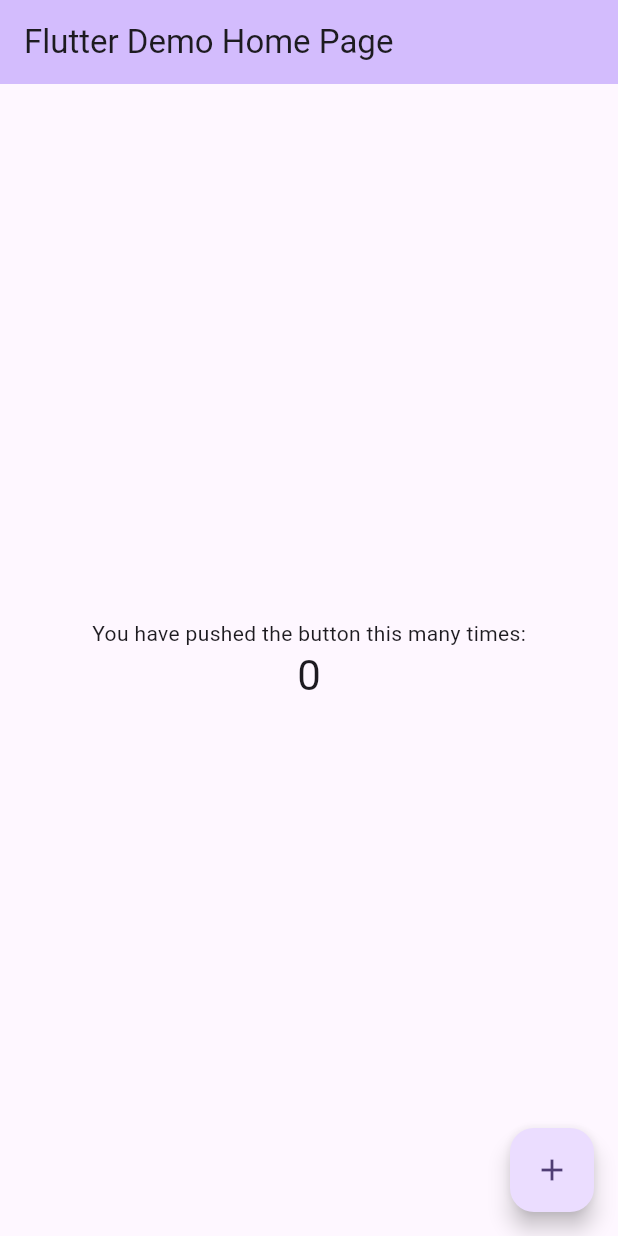
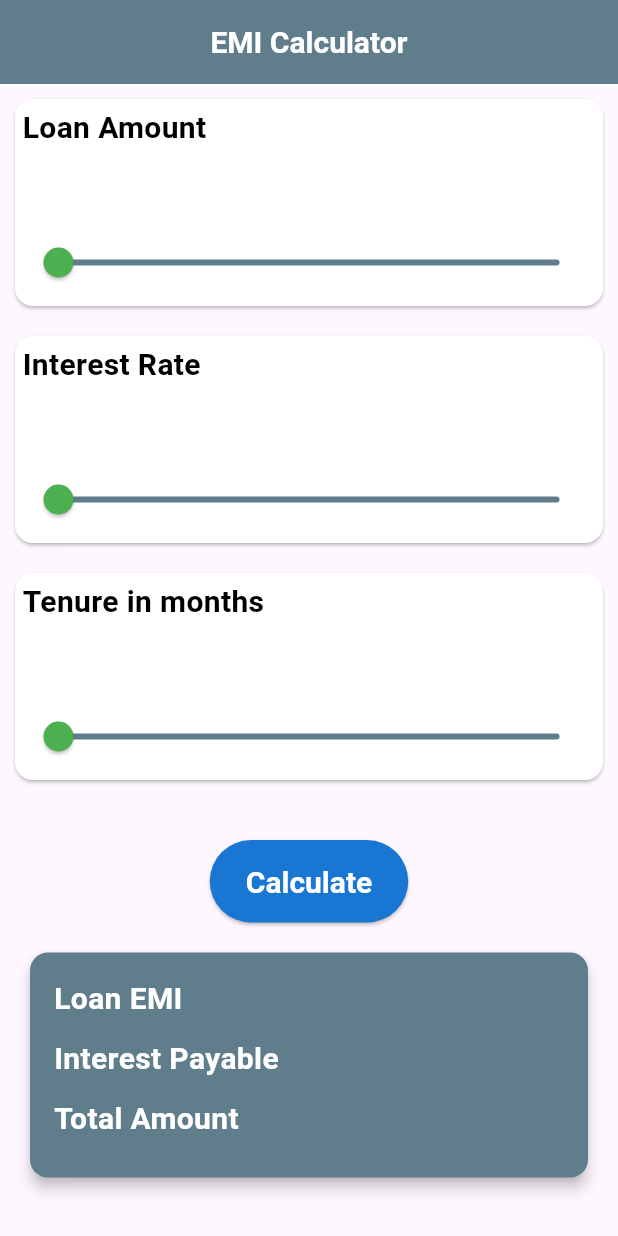
Before and after one commit to kmsrao/EMICalculator, a Flutter app: the screen it shows after launch, on a phone screen of 412 x 824 dp. Run offline on Flutter 3.47's test engine with Material 3 defaults, Android fonts, the phone set to English and light mode, and no system bars.

Commit message:
updates to clean

```diff
--- /dev/null
+++ b/lib/EMIUIControls/ColumnWidget.dart
@@ -0,0 +1,38 @@
+import 'package:flutter/material.dart';
+import 'TextfieldWidget.dart';
+import 'Slider.dart'; // Assuming the file name is EMISlider.dart
+
+class ColumnWidget extends StatelessWidget {
+  final String labelText;
+  final TextEditingController controller;
+  final int maxLength;
+  final double min;
+  final double max;
+
+  const ColumnWidget({
+    super.key,
+    required this.labelText,
+    required this.controller,
+    required this.maxLength,
+    required this.min,
+    required this.max,
+  });
+
+  @override
+  Widget build(BuildContext context) {
+    return Card(
+      margin: EdgeInsets.all(10),
+      color: Colors.white,
+      child: Padding(
+        padding: const EdgeInsets.all(5.0),
+        child: Column(
+          mainAxisAlignment: MainAxisAlignment.center,
+          children: [
+            TextfieldWidget(labelText: labelText, controller: controller , maxLength: maxLength),
+            Silder(controller: controller, min: min, max: max)
+          ],
+        ),
+      ),
+    );
+  }
+}
--- /dev/null
+++ b/lib/EMIUIControls/EMIScreen.dart
@@ -0,0 +1,15 @@
+import 'package:flutter/material.dart';
+import 'MainBar.dart';
+import 'EMIWidget.dart';
+
+class EMIScreen extends StatelessWidget {
+  const EMIScreen({super.key});
+
+  @override
+  Widget build(BuildContext context) {
+    return const Scaffold(
+      appBar: MainBar(),
+      body: EMIWidget(),
+    );
+  }
+}
--- /dev/null
+++ b/lib/EMIUIControls/EMIWidget.dart
@@ -0,0 +1,101 @@
+import 'dart:math';
+import 'package:flutter/material.dart';
+import 'ColumnWidget.dart';
+import 'ResultWidget.dart';
+
+class EMIWidget extends StatefulWidget {
+  const EMIWidget({super.key});
+
+  @override
+  EMIScreenState createState() => EMIScreenState();
+}
+
+class EMIScreenState extends State<EMIWidget> {
+  final loanAmountController = TextEditingController();
+  final interestRateController = TextEditingController();
+  final tenureController = TextEditingController();
+  final loanEMIController = TextEditingController();
+  final interestPayableController = TextEditingController();
+  final totalAmountController = TextEditingController();
+
+  @override
+  void dispose() {
+    loanAmountController.dispose();
+    interestRateController.dispose();
+    tenureController.dispose();
+    loanEMIController.dispose();
+    interestPayableController.dispose();
+    totalAmountController.dispose();
+    super.dispose();
+  }
+
+  @override
+  Widget build(BuildContext context) {
+    return SingleChildScrollView(
+      child: Column(
+        children: [
+          ColumnWidget(labelText: 'Loan Amount', controller: loanAmountController,min:0,max:5000000, maxLength:6 ,),
+          ColumnWidget(labelText: 'Interest Rate', controller: interestRateController,min:0,max:30, maxLength:2 ,),
+          ColumnWidget(labelText: 'Tenure in months', controller: tenureController,min:0,max:240, maxLength:3, ),
+          const SizedBox(height: 30),
+          ElevatedButton(
+            onPressed: _calculateEMI,
+            style: ElevatedButton.styleFrom(
+              foregroundColor: Colors.white, backgroundColor: Colors.blue[700], // Text color
+              padding: const EdgeInsets.symmetric(vertical: 16.0, horizontal: 24.0),
+              textStyle: const TextStyle(fontSize: 20, fontWeight: FontWeight.bold),
+            ),
+            child: const Text(
+              'Calculate',
+              style: TextStyle(color: Colors.white), // Text color
+            ),
+          ),
+          Card(
+            elevation: 4,
+            margin: const EdgeInsets.all(20),
+            color: Colors.blueGrey,
+            child: SizedBox(
+              height: 150, // Fixed height for the Card
+              child: SingleChildScrollView( // Wrap the Column with SingleChildScrollView
+                child: Padding(
+                  padding: const EdgeInsets.all(16.0),
+                  child: Column(
+                    crossAxisAlignment: CrossAxisAlignment.start,
+                    children: [
+                      ResultWidget(label: 'Loan EMI', value: loanEMIController.text),
+                      const SizedBox(height: 10),
+                      ResultWidget(label: 'Interest Payable', value: interestPayableController.text),
+                      const SizedBox(height: 10),
+                      ResultWidget(label: 'Total Amount', value: totalAmountController.text),
+                    ],
+                  ),
+                ),
+              ),
+            ),
+          ),
+        ],
+      ),
+    );
+  }
+
+
+  void _calculateEMI() {
+    final double loanAmount = double.tryParse(loanAmountController.text) ?? 0.0;
+    final double interestRate = double.tryParse(interestRateController.text) ?? 0.0;
+    final double tenure = double.tryParse(tenureController.text) ?? 0.0;
+
+    if (loanAmount > 0 && interestRate > 0 && tenure > 0) {
+      final double monthlyInterestRate = interestRate / 12 / 100;
+      final int totalMonths = (tenure * 12).toInt();
+      final double emi = (loanAmount * monthlyInterestRate * pow(1 + monthlyInterestRate, totalMonths)) /
+          (pow(1 + monthlyInterestRate, totalMonths) - 1);
+      final double totalInterestPayable = emi * totalMonths - loanAmount;
+      final double totalAmount = loanAmount + totalInterestPayable;
+      setState(() {
+        loanEMIController.text = emi.toStringAsFixed(0);
+        interestPayableController.text = totalInterestPayable.toStringAsFixed(0);
+        totalAmountController.text = totalAmount.toStringAsFixed(0);
+      });
+    }
+  }
+}
--- /dev/null
+++ b/lib/EMIUIControls/MainBar.dart
@@ -0,0 +1,22 @@
+import 'package:flutter/material.dart';
+
+class MainBar extends StatelessWidget implements PreferredSizeWidget {
+  const MainBar({super.key});
+
+  @override
+  Widget build(BuildContext context) {
+    return AppBar(
+      title: const Text(
+        'EMI Calculator',
+        style: TextStyle(color: Colors.white, fontSize: 20, fontWeight: FontWeight.bold),
+      ),
+      backgroundColor: Colors.blueGrey,
+      actions: [],
+      centerTitle: true
+
+    );
+  }
+
+  @override
+  Size get preferredSize => const Size.fromHeight(kToolbarHeight);
+}
--- /dev/null
+++ b/lib/EMIUIControls/ResultWidget.dart
@@ -0,0 +1,25 @@
+import 'package:flutter/material.dart';
+
+
+class ResultWidget extends StatelessWidget {
+  final String label;
+  final String value;
+
+  const ResultWidget({super.key, required this.label, required this.value,});
+  @override
+  Widget build(BuildContext context) {
+    return Row(
+      mainAxisAlignment: MainAxisAlignment.spaceBetween,
+      children: [
+        Text(
+          label,
+          style: const TextStyle(fontSize: 20, fontWeight: FontWeight.bold,color: Colors.white),
+        ),
+        Text(
+          value,
+          style: const TextStyle(fontSize: 21,color: Colors.white),
+        ),
+      ],
+    );
+  }
+  }
--- /dev/null
+++ b/lib/EMIUIControls/Slider.dart
@@ -0,0 +1,44 @@
+import 'package:flutter/material.dart';
+
+class Silder extends StatefulWidget {
+  final TextEditingController controller;
+  final double min;
+  final double max;
+
+  const Silder({
+    Key? key,
+    required this.controller,
+    required this.min,
+    required this.max,
+  }) : super(key: key);
+
+  @override
+  SilderState createState() => SilderState();
+}
+
+class SilderState extends State<Silder> {
+  double homeLoanAmount = 0;
+
+  @override
+  Widget build(BuildContext context) {
+    return Column(
+      crossAxisAlignment: CrossAxisAlignment.start,
+      children: [
+        Slider(
+          value: homeLoanAmount,
+          min: widget.min,
+          max: widget.max,
+          onChanged: (newValue) {
+            setState(() {
+              homeLoanAmount = newValue;
+              widget.controller.text = newValue.toStringAsFixed(0);
+            });
+          },
+          activeColor: Colors.white, // Set properties here
+          inactiveColor: Colors.blueGrey,
+          thumbColor: Colors.green,
+        ),
+      ],
+    );
+  }
+}
--- /dev/null
+++ b/lib/EMIUIControls/TextfieldWidget.dart
@@ -0,0 +1,37 @@
+import 'package:flutter/material.dart';
+
+
+class TextfieldWidget extends StatelessWidget {
+  final String labelText;
+  final TextEditingController controller;
+  final int maxLength;
+
+  const TextfieldWidget({super.key, required this.labelText, required this.controller, required this.maxLength});
+  @override
+  Widget build(BuildContext context) {
+    return Column(
+      crossAxisAlignment: CrossAxisAlignment.start,
+      children: [
+        Text(
+          labelText,
+          style: const TextStyle(fontSize: 20, fontWeight: FontWeight.bold, color: Colors.black),
+        ),
+        const SizedBox(height: 3),
+        TextField(controller: controller, style: const TextStyle(color: Colors.black), keyboardType: TextInputType.number,
+          decoration: const InputDecoration(
+            border: OutlineInputBorder( borderSide: BorderSide(color: Colors.white, width: 5.0),),
+            contentPadding: EdgeInsets.symmetric(vertical: 5.0, horizontal: 6.0),
+            enabledBorder: OutlineInputBorder(
+              borderSide: BorderSide(color: Colors.white, width: 2.0),
+            ),
+            focusedBorder: OutlineInputBorder(
+              borderSide: BorderSide(color: Colors.white, width: 2.0),
+            ),
+          ),
+        ),
+
+
+      ],
+    );
+  }
+}
--- /dev/null
+++ b/lib/MainUI.dart
@@ -0,0 +1,13 @@
+import 'package:flutter/material.dart';
+import 'EMIUIControls/EMIScreen.dart';
+
+class MainUI extends StatelessWidget {
+  const MainUI({super.key});
+
+  @override
+  Widget build(BuildContext context) {
+    return const MaterialApp(
+      home: EMIScreen(),
+    );
+  }
+}
--- a/lib/main.dart
+++ b/lib/main.dart
@@ -1,125 +1,6 @@
 import 'package:flutter/material.dart';
+import 'MainUI.dart';
 
 void main() {
-  runApp(const MyApp());
+  runApp(const MainUI());
 }
-
-class MyApp extends StatelessWidget {
-  const MyApp({super.key});
-
-  // This widget is the root of your application.
-  @override
-  Widget build(BuildContext context) {
-    return MaterialApp(
-      title: 'Flutter Demo',
-      theme: ThemeData(
-        // This is the theme of your application.
-        //
-        // TRY THIS: Try running your application with "flutter run". You'll see
-        // the application has a purple toolbar. Then, without quitting the app,
-        // try changing the seedColor in the colorScheme below to Colors.green
-        // and then invoke "hot reload" (save your changes or press the "hot
-        // reload" button in a Flutter-supported IDE, or press "r" if you used
-        // the command line to start the app).
-        //
-        // Notice that the counter didn't reset back to zero; the application
-        // state is not lost during the reload. To reset the state, use hot
-        // restart instead.
-        //
-        // This works for code too, not just values: Most code changes can be
-        // tested with just a hot reload.
-        colorScheme: ColorScheme.fromSeed(seedColor: Colors.deepPurple),
-        useMaterial3: true,
-      ),
-      home: const MyHomePage(title: 'Flutter Demo Home Page'),
-    );
-  }
-}
-
-class MyHomePage extends StatefulWidget {
-  const MyHomePage({super.key, required this.title});
-
-  // This widget is the home page of your application. It is stateful, meaning
-  // that it has a State object (defined below) that contains fields that affect
-  // how it looks.
-
-  // This class is the configuration for the state. It holds the values (in this
-  // case the title) provided by the parent (in this case the App widget) and
-  // used by the build method of the State. Fields in a Widget subclass are
-  // always marked "final".
-
-  final String title;
-
-  @override
-  State<MyHomePage> createState() => _MyHomePageState();
-}
-
-class _MyHomePageState extends State<MyHomePage> {
-  int _counter = 0;
-
-  void _incrementCounter() {
-    setState(() {
-      // This call to setState tells the Flutter framework that something has
-      // changed in this State, which causes it to rerun the build method below
-      // so that the display can reflect the updated values. If we changed
-      // _counter without calling setState(), then the build method would not be
-      // called again, and so nothing would appear to happen.
-      _counter++;
-    });
-  }
-
-  @override
-  Widget build(BuildContext context) {
-    // This method is rerun every time setState is called, for instance as done
-    // by the _incrementCounter method above.
-    //
-    // The Flutter framework has been optimized to make rerunning build methods
-    // fast, so that you can just rebuild anything that needs updating rather
-    // than having to individually change instances of widgets.
-    return Scaffold(
-      appBar: AppBar(
-        // TRY THIS: Try changing the color here to a specific color (to
-        // Colors.amber, perhaps?) and trigger a hot reload to see the AppBar
-        // change color while the other colors stay the same.
-        backgroundColor: Theme.of(context).colorScheme.inversePrimary,
-        // Here we take the value from the MyHomePage object that was created by
-        // the App.build method, and use it to set our appbar title.
-        title: Text(widget.title),
-      ),
-      body: Center(
-        // Center is a layout widget. It takes a single child and positions it
-        // in the middle of the parent.
-        child: Column(
-          // Column is also a layout widget. It takes a list of children and
-          // arranges them vertically. By default, it sizes itself to fit its
-          // children horizontally, and tries to be as tall as its parent.
-          //
-          // Column has various properties to control how it sizes itself and
-          // how it positions its children. Here we use mainAxisAlignment to
-          // center the children vertically; the main axis here is the vertical
-          // axis because Columns are vertical (the cross axis would be
-          // horizontal).
-          //
-          // TRY THIS: Invoke "debug painting" (choose the "Toggle Debug Paint"
-          // action in the IDE, or press "p" in the console), to see the
-          // wireframe for each widget.
-          mainAxisAlignment: MainAxisAlignment.center,
-          children: <Widget>[
-            const Text(
-              'You have pushed the button this many times:',
-            ),
-            Text(
-              '$_counter',
-              style: Theme.of(context).textTheme.headlineMedium,
-            ),
-          ],
-        ),
-      ),
-      floatingActionButton: FloatingActionButton(
-        onPressed: _incrementCounter,
-        tooltip: 'Increment',
-        child: const Icon(Icons.add),
-      ), // This trailing comma makes auto-formatting nicer for build methods.
-    );
-  }
-}
```
